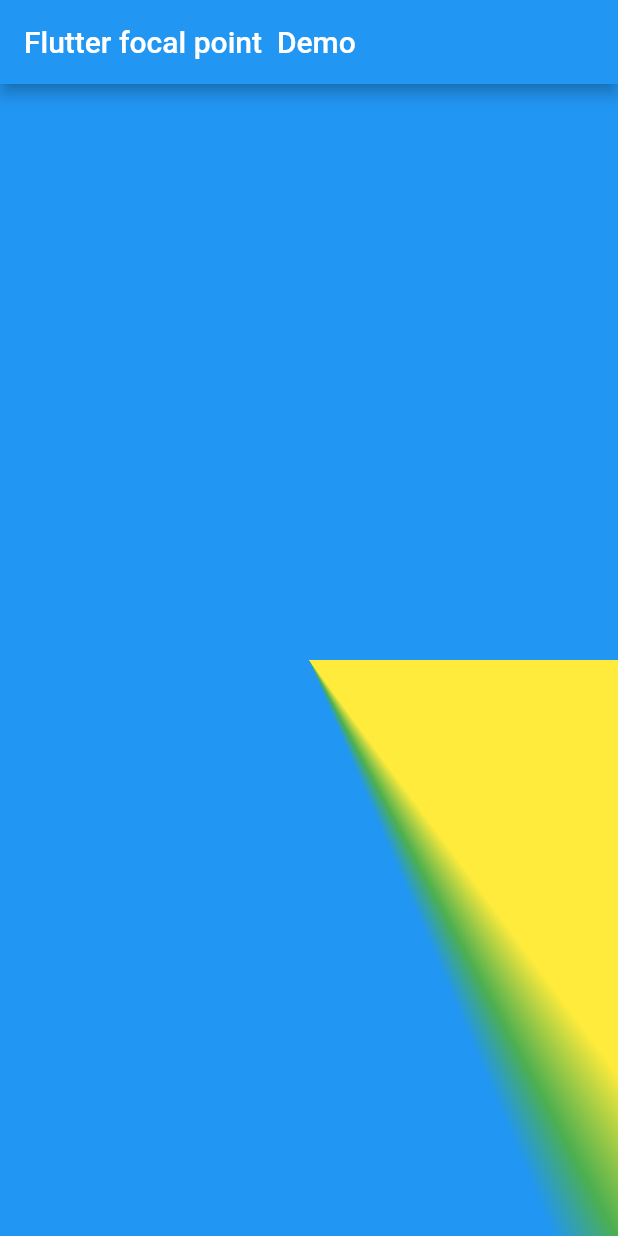
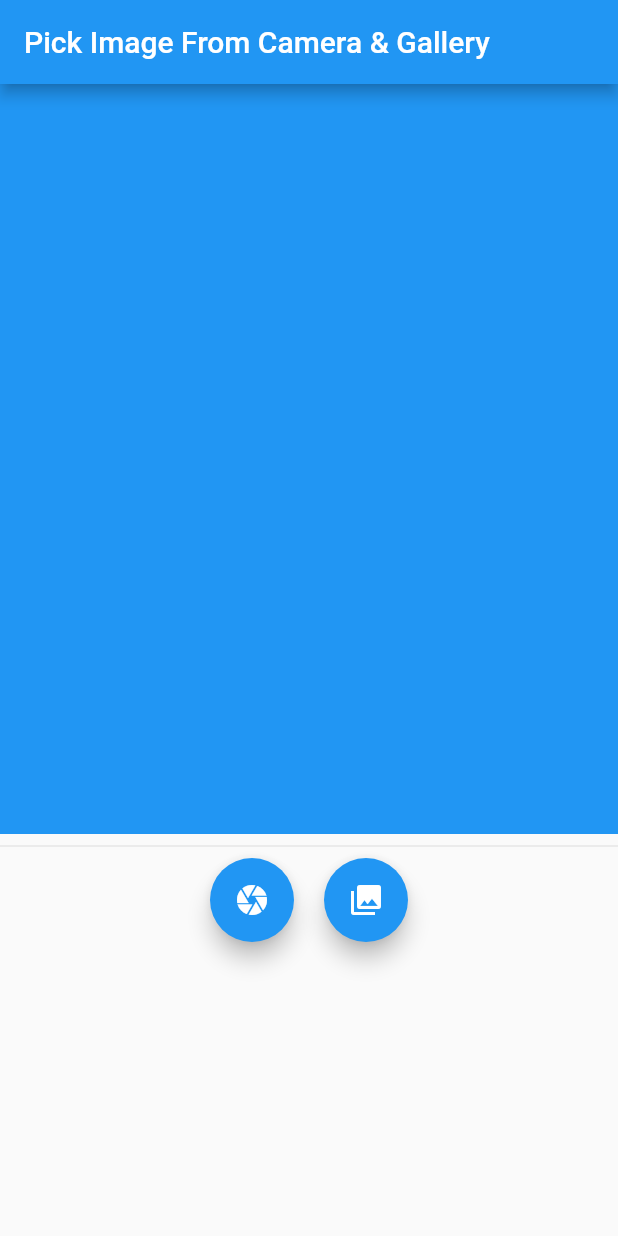
Before and after one commit to moniradiu/flutter, a Flutter app: the screen it shows after launch, on a phone screen of 412 x 824 dp. Run offline on Flutter 3.47's test engine with Material 2 defaults, Android fonts, the phone set to English and light mode, and no system bars; our stand-ins replace image_picker.

Commit message:
Flutter : Image Picker | Load image from camera and gallery

```diff
--- a/lib/main.dart
+++ b/lib/main.dart
@@ -1,4 +1,7 @@
 import 'package:flutter/material.dart';
+// ignore: unused_import
+import 'package:image_picker/image_picker.dart';
+import 'dart:io';
 
 void main() => runApp(MyApp());
 
@@ -6,24 +9,46 @@ class MyApp extends StatelessWidget {
   @override
   Widget build(BuildContext context) {
     return MaterialApp(
-      title: 'Flutter focal point  gradient Demo',
-      home: Scaffold(
-        appBar: AppBar(
-          title: const Text('Flutter focal point  Demo'),
-        ),
-        body: Center(
-          child: Container(
-            decoration: BoxDecoration(
-              gradient: SweepGradient(
-                colors: [Colors.yellow, Colors.green, Colors.blue],
-                stops: [0.1, 0.6, 0.9],
-                startAngle: 0.9,
-                endAngle: 1.2,
-              ),
-            ),
-          ),
-        ),
-      ),
-    );
+        home: Scaffold(
+            appBar: AppBar(title: Text('Pick Image From Camera & Gallery')),
+            body: Center(child: MyImagePicker())));
   }
 }
+
+class MyImagePicker extends StatefulWidget {
+  @override
+  MyImagePickerState createState() => MyImagePickerState();
+}
+
+class MyImagePickerState extends State {
+  @override
+  Widget build(BuildContext context) {
+    return Scaffold(
+        body: Column(
+      children: <Widget>[
+        Container(
+          height: 500,
+          width: double.infinity,
+          color: Colors.blue,
+        ),
+        Divider(),
+        Row(
+          mainAxisAlignment: MainAxisAlignment.center,
+          children: <Widget>[
+            FloatingActionButton(
+              onPressed: () {},
+              child: Icon(Icons.camera),
+            ),
+            SizedBox(
+              width: 20,
+            ),
+            FloatingActionButton(
+              onPressed: () {},
+              child: Icon(Icons.photo_library),
+            ),
+          ],
+        )
+      ],
+    ));
+  }
+}
```
Also changed, not shown: pubspec.yaml (+8 -0 lines), lib/providers/pictures.dart (added), lib/screens/tabs_screen.dart (added), lib/screens/take_pic_screen.dart (added), lib/screens/view_images.dart (added), pubspec.lock, 6 other files.
